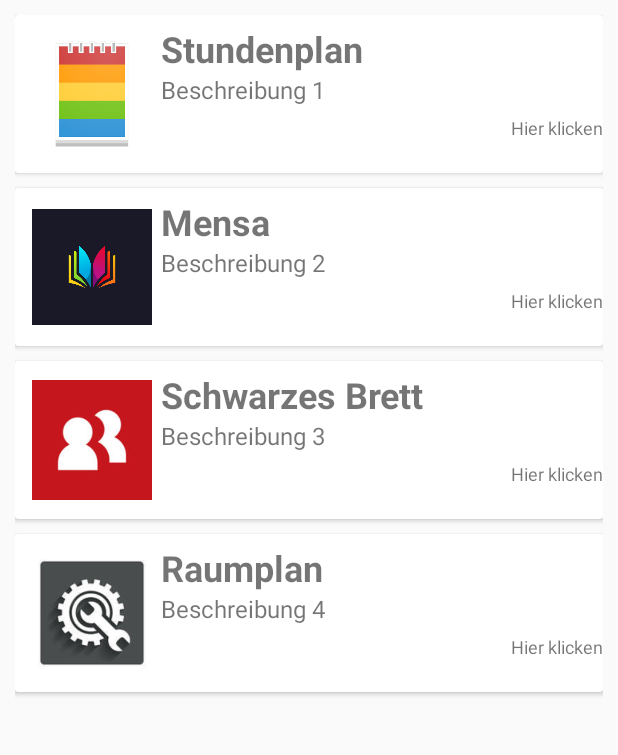
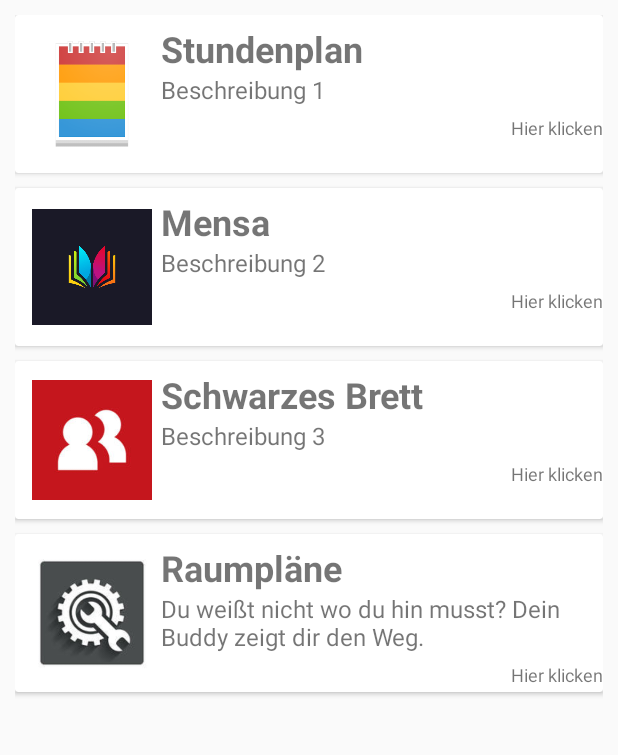
Before and after one commit to Narsipa/HsHBuddy, an Android app: the screen it shows after launch (MainActivity), on a phone screen of 412 x 824 dp, the part 84-839 px from its top. Run offline under Robolectric (Android 15) with nearby library versions, the phone set to English and light mode, and no system bars.

Commit message:
Beschreibung Raumplände geändert

```diff
--- a/app/src/main/res/values/strings.xml
+++ b/app/src/main/res/values/strings.xml
@@ -5,14 +5,14 @@
         <item> Stundenplan </item>
         <item> Mensa </item>
         <item> Schwarzes Brett </item>
-        <item> Raumplan </item>
+        <item> Raumpläne </item>
     </string-array>
 
     <string-array name="Beschreibung">
         <item> Beschreibung 1 </item>
         <item> Beschreibung 2 </item>
         <item> Beschreibung 3 </item>
-        <item> Beschreibung 4 </item>
+        <item> Du weißt nicht wo du hin musst? Dein Buddy zeigt dir den Weg. </item>
     </string-array>
 
     <string-array name="Week">
```
